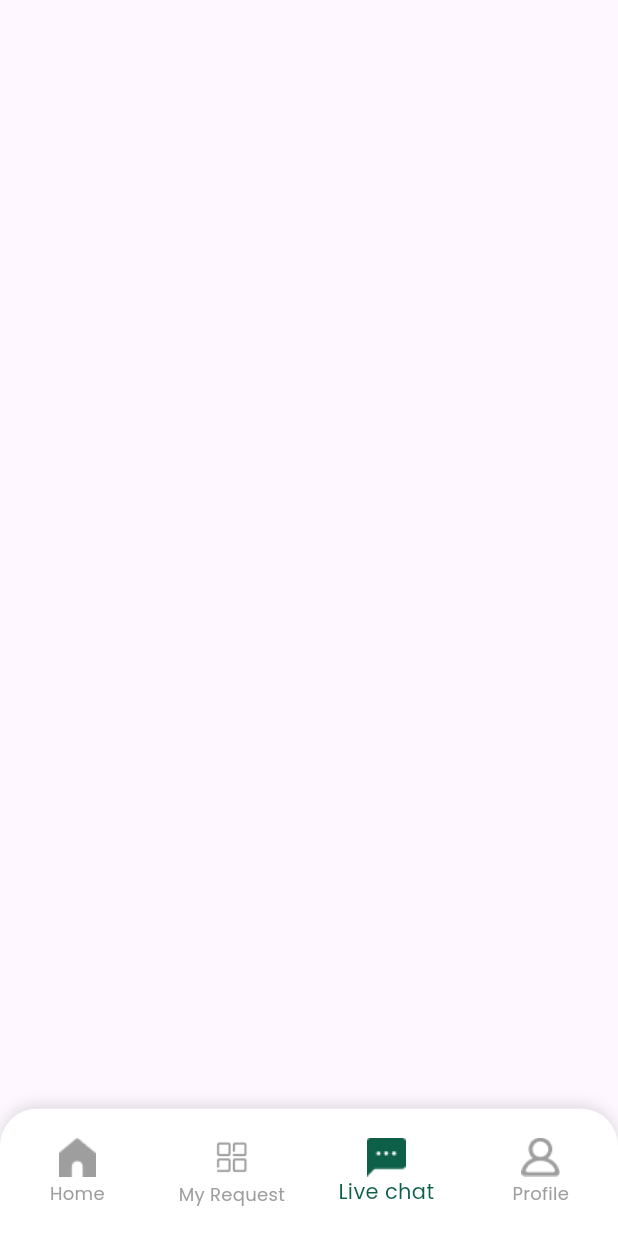
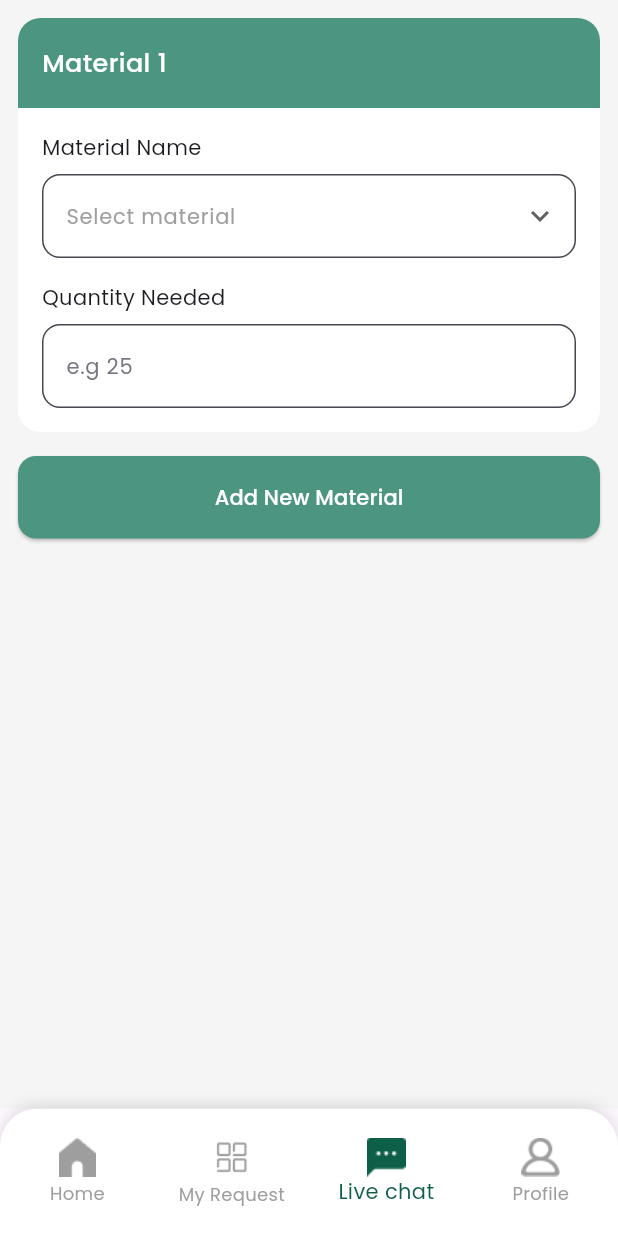
Before and after one commit to M-KALIRAJAN/Tech, a Flutter app: the BottomNav screen opened by its route, item 3 of the bottom bar chosen, on a phone screen of 412 x 824 dp. Run offline on Flutter 3.47's test engine with Material 3 defaults, Android fonts, the phone set to English and light mode, and no system bars; our stand-ins replace dio, go_router.

Commit message:
working on incoming card

```diff
--- a/lib/routes/app_route.dart
+++ b/lib/routes/app_route.dart
@@ -3,17 +3,22 @@ import 'package:go_router/go_router.dart';
 import 'package:tech_app/routes/route_name.dart';
 import 'package:tech_app/view/auth/login_view.dart';
 import 'package:tech_app/view/bottom_nav.dart';
+import 'package:tech_app/view/bulk_request.dart';
 
 final Approute = GoRouter(
   initialLocation: RouteName.login,
   routes: [
     GoRoute(
       path: RouteName.login,
-      builder: (context, state) => LoginView()
+      builder: (context, state) =>const LoginView()
       ),
       GoRoute(
         path: RouteName.bottom_nav,
-        builder: (context, state) =>  BottomNav(),
-        )
+        builder: (context, state) => const BottomNav(),
+        ),
+        GoRoute(
+          path: RouteName.bulk_request,
+          builder: (context, state) => const BulkRequest(),
+          )
 
   ]);
--- a/lib/routes/route_name.dart
+++ b/lib/routes/route_name.dart
@@ -1,4 +1,5 @@
 class RouteName {
   static const String login = "/login";
   static const String bottom_nav = "/bottom-nav";
+  static const String bulk_request ="/bulk_request";
 }
--- a/lib/view/bottom_nav.dart
+++ b/lib/view/bottom_nav.dart
@@ -1,5 +1,6 @@
 import 'package:flutter/material.dart';
 import 'package:tech_app/core/constants/app_colors.dart';
+import 'package:tech_app/view/bulk_request.dart';
 import 'package:tech_app/view/home_view.dart';
 import 'package:tech_app/view/livechat_view.dart';
 import 'package:tech_app/view/my_request_view.dart';
@@ -24,7 +25,8 @@ class _BottomNavState extends State<BottomNav> {
     screens = [
       () => HomeView(),
       () => MyRequestView(),
-      () => LivechatView(),
+      // () => LivechatView(),
+      ()=>BulkRequest(),
       () => ProfileView(),
     ];
   }
--- /dev/null
+++ b/lib/view/bulk_request.dart
@@ -0,0 +1,136 @@
+import 'package:flutter/material.dart';
+import 'package:tech_app/core/constants/app_colors.dart';
+import 'package:tech_app/widgets/inputs/app_dropdown.dart';
+import 'package:tech_app/widgets/inputs/app_text_field.dart';
+import 'package:tech_app/widgets/inputs/primary_button.dart';
+
+class BulkRequest extends StatefulWidget {
+  const BulkRequest({super.key});
+
+  @override
+  State<BulkRequest> createState() => _BulkRequestState();
+}
+
+class _BulkRequestState extends State<BulkRequest> {
+  List<int> materials = [0]; // Start with one material card
+
+  @override
+  Widget build(BuildContext context) {
+    return Scaffold(
+      backgroundColor: const Color(0xFFF5F5F5),
+      body: SafeArea(
+        child: SingleChildScrollView(
+          padding: const EdgeInsets.all(12),
+          child: Column(
+            children: [
+              // Render all material cards dynamically
+              ...materials.asMap().entries.map(
+                (entry) => materialCard(entry.key),
+              ),
+
+
+              PrimaryButton(
+                radius: 12,
+                color: AppColors.primary_clr,
+                height: 55,
+                Width: double.infinity,
+                onPressed: () {
+                  setState(() {
+                    materials.add(materials.length);
+                  });
+                },
+                text: "Add New Material",
+              ),
+            ],
+          ),
+        ),
+      ),
+    );
+  }
+
+  //  Material Card
+  Widget materialCard(int index) {
+    return Container(
+      margin: const EdgeInsets.only(bottom: 16),
+      width: double.infinity,
+      decoration: BoxDecoration(
+        color: Colors.white,
+        borderRadius: BorderRadius.circular(15),
+      ),
+      child: Column(
+        crossAxisAlignment: CrossAxisAlignment.start,
+        children: [
+
+          Container(
+            height: 60,
+            padding: const EdgeInsets.symmetric(horizontal: 16),
+            decoration: BoxDecoration(
+              color: AppColors.primary_clr,
+              borderRadius: const BorderRadius.only(
+                topLeft: Radius.circular(15),
+                topRight: Radius.circular(15),
+              ),
+            ),
+            child: Row(
+              mainAxisAlignment: MainAxisAlignment.spaceBetween,
+              children: [
+                Text(
+                  "Material ${index + 1}",
+                  style: const TextStyle(
+                    fontSize: 17,
+                    fontWeight: FontWeight.w600,
+                    color: Colors.white,
+                  ),
+                ),
+                if (materials.length > 1)
+                  IconButton(
+                    icon: const Icon(Icons.cancel, color: Colors.white),
+                    onPressed: () {
+                      setState(() {
+                        materials.removeAt(index);
+                      });
+                    },
+                  ),
+              ],
+            ),
+          ),
+
+
+          Padding(
+            padding: const EdgeInsets.all(16),
+            child: Column(
+              crossAxisAlignment: CrossAxisAlignment.start,
+              children: [
+                const Text("Material Name"),
+                const SizedBox(height: 8),
+                AppDropdown(
+                  label: "Select material",
+                  items: const ["Name 1", "Name 2"],
+                  value: null,
+                  onChanged: (value) {},
+                  validator: (value) {
+                    if (value == null) return "Select material";
+                    return null;
+                  },
+                ),
+                const SizedBox(height: 16),
+                const Text("Quantity Needed"),
+                const SizedBox(height: 8),
+                AppTextField(
+                  label: "e.g 25",
+                  keyboardType: TextInputType.number,
+                  validator: (value) {
+                    if (value == null || value.isEmpty) {
+                      return "Enter quantity";
+                    }
+                    return null;
+                  },
+                ),
+              ],
+            ),
+          ),
+        ],
+      ),
+    );
+  }
+}
--- /dev/null
+++ b/lib/widgets/inputs/app_dropdown.dart
@@ -0,0 +1,67 @@
+import 'package:flutter/material.dart';
+import 'package:tech_app/core/constants/app_colors.dart';
+
+class AppDropdown extends StatelessWidget {
+  final String label;
+  final List<String> items;
+  final String? value;
+  final void Function(String?) onChanged;
+  final String? Function(String?)? validator;
+
+  const AppDropdown({
+    super.key,
+    required this.label,
+    required this.items,
+    this.value,
+    required this.onChanged,
+    this.validator,
+  });
+
+  @override
+  Widget build(BuildContext context) {
+    return DropdownButtonFormField<String>(
+      value: value,
+      validator: validator,
+      decoration: InputDecoration(
+        labelText: label,
+        labelStyle: const TextStyle(fontSize: 14, color: Colors.grey),
+        floatingLabelStyle: const TextStyle(
+          color: AppColors.scoundry_clr,
+          fontWeight: FontWeight.w400,
+        ),
+        fillColor: Colors.white,
+        filled: true,
+        border: OutlineInputBorder(
+          borderRadius: BorderRadius.circular(12)
+        ),
+        focusedBorder: OutlineInputBorder(
+          borderRadius: BorderRadius.circular(12),
+          borderSide: const BorderSide(
+            color: AppColors.scoundry_clr,
+            width: 1.5
+          )
+        ),
+        errorBorder:OutlineInputBorder(
+           borderRadius: BorderRadius.circular(12),
+           borderSide: const BorderSide(
+                 color: Colors.red
+           )
+        ),
+        focusedErrorBorder: OutlineInputBorder(
+          borderRadius: BorderRadius.circular(12),
+          borderSide: const BorderSide(
+            color: Colors.red
+          )
+        ),
+
+      ),
+      icon: const Icon(Icons.keyboard_arrow_down),
+        items: items.map(
+          (item) => DropdownMenuItem<String>(
+            value: item,
+            child: Text(item))
+        ).toList(),
+        onChanged:onChanged,
+    );
+  }
+}
--- a/lib/widgets/inputs/app_text_field.dart
+++ b/lib/widgets/inputs/app_text_field.dart
@@ -1,34 +1,60 @@
 import 'package:flutter/material.dart';
+import 'package:tech_app/core/constants/app_colors.dart';
 
 class AppTextField extends StatelessWidget {
   final String label;
   final TextInputType? keyboardType;
   final Icon? surfixIcon;
   final bool isPassword;
-
+  final TextEditingController? controller;
+  final String? Function(String?)?validator;
+  final int? maxLines;
   const AppTextField({
     super.key,
     required this.label,
     this.keyboardType,
     this.surfixIcon,
-    this.isPassword = false
+    this.isPassword = false,
+     this.controller,
+      this.validator, this.maxLines,
+
   });
 
   @override
   Widget build(BuildContext context) {
     bool _obscure = true;
-    return TextField(
+    return TextFormField(
+      controller: controller,
+      validator: validator,
       keyboardType: keyboardType,
+      maxLines: maxLines ?? 1,
       obscureText: isPassword? _obscure :false,
       decoration: InputDecoration(
         labelText: label,
 
         labelStyle: TextStyle(fontSize: 14, color: Color(0xFF79747E)),
+        floatingLabelStyle: TextStyle(fontSize: 12,color: AppColors.scoundry_clr),
         filled: true,
         fillColor: Colors.white,
         border: OutlineInputBorder(
           borderRadius: BorderRadius.circular(12),
           borderSide: BorderSide(color: Color(0xFF79747E)),
+        ),
+        focusedBorder: OutlineInputBorder(
+          borderRadius: BorderRadius.circular(12),
+          borderSide: const BorderSide(
+            color: AppColors.scoundry_clr,
+            width: 1.5
+          )
+        ),
+        errorBorder: OutlineInputBorder(
+          borderRadius: BorderRadius.circular(12),
+          borderSide: const BorderSide(color: Colors.red)
+        ),
+        focusedErrorBorder: OutlineInputBorder(
+          borderRadius:BorderRadius.circular(12) ,
+          borderSide: const BorderSide(color: Colors.red,width: 1.5)
+
         ),
         suffixIcon: isPassword ? IconButton(
           icon: Icon(
--- a/lib/widgets/inputs/primary_button.dart
+++ b/lib/widgets/inputs/primary_button.dart
@@ -28,7 +28,7 @@ class PrimaryButton extends StatelessWidget {
           )
         ),
         onPressed: onPressed,
-         child: Text(text)),
+         child: Text(text,style: TextStyle(color: Colors.white),)),
 
     );
   }
```
Also changed, not shown: lib/controllers/Auth_Controllers.dart (+8 -6 lines), lib/view/auth/login_view.dart (+16 -9 lines), lib/view/my_request_view.dart (+89 -2 lines), lib/view/update_request.dart (added, +23 -0 lines).
